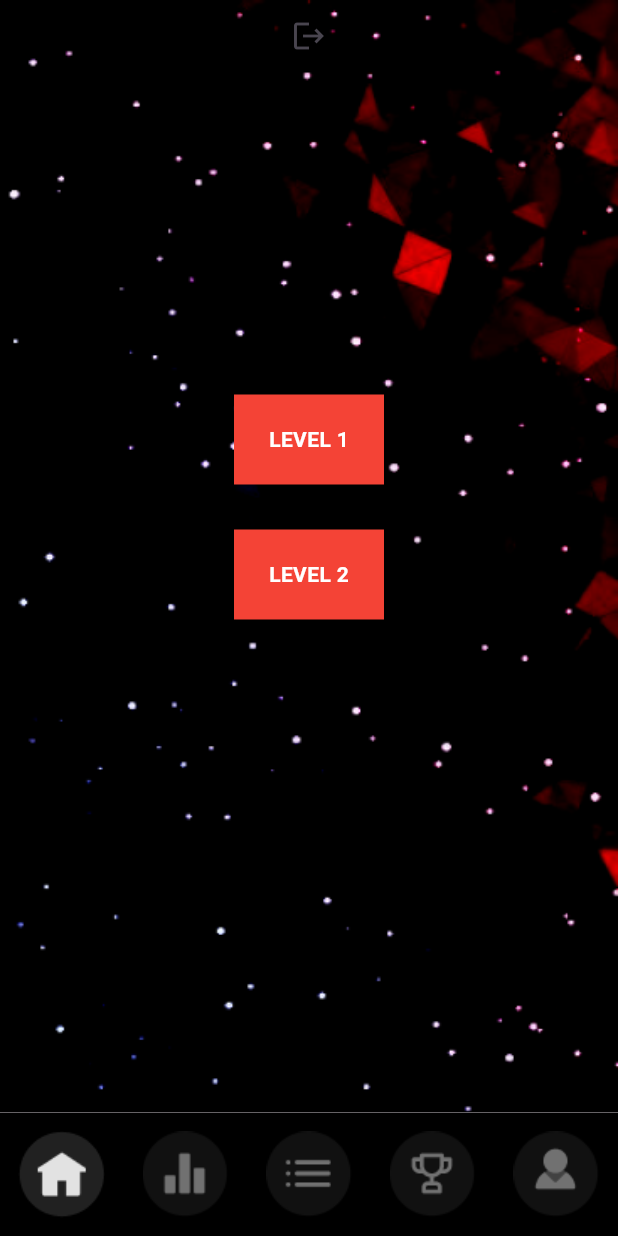
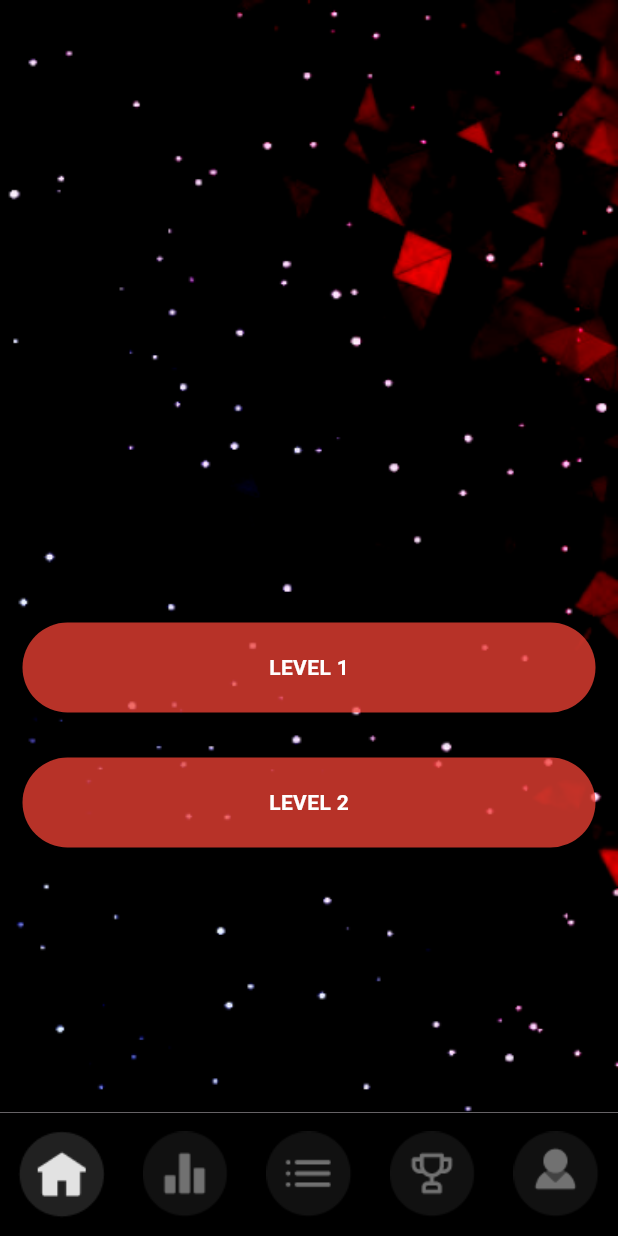
Before and after one commit to Amangupta0000/paradox2024_fronted, a Flutter app: the screen it shows after launch, on a phone screen of 412 x 824 dp. Run offline on Flutter 3.47's test engine with Material 3 defaults, Android fonts, the phone set to English and light mode, and no system bars; our stand-ins replace figma_squircle, firebase_auth, firebase_core, get, sign_in_button; accounts and stored records are empty.

Commit message:
Home Screen Changes

```diff
--- a/lib/bottomNavBar.dart
+++ b/lib/bottomNavBar.dart
@@ -1,9 +1,5 @@
-import 'package:firebase_auth/firebase_auth.dart';
 import 'package:flutter/material.dart';
-import 'package:get/get.dart';
 import 'package:paradox_2024/features/home/screens/home.dart';
-import 'package:paradox_2024/features/home/screens/question_card_widget.dart';
-import 'package:paradox_2024/features/home/timer_bar.dart';
 
 class BottomNavBAR extends StatefulWidget {
   const BottomNavBAR({super.key});
@@ -38,9 +34,9 @@ class _BottomNavBARState extends State<BottomNavBAR> {
     final height = MediaQuery.of(context).size.height;
     final width = MediaQuery.of(context).size.width;
     return Scaffold(
-      body: Stack(
+      body: const Stack(
         children: [
-          const Positioned.fill(
+          Positioned.fill(
             //
             child: Image(
               image: AssetImage('assets/bg.png'),
--- a/lib/features/home/screens/home.dart
+++ b/lib/features/home/screens/home.dart
@@ -4,6 +4,7 @@ import 'package:flutter/material.dart';
 import 'package:flutter/widgets.dart';
 import 'package:paradox_2024/features/home/screens/comingsoon.dart';
 import 'package:paradox_2024/features/home/screens/question_card_widget.dart';
+import 'package:figma_squircle/figma_squircle.dart';
 
 class HomeScreen extends StatelessWidget {
   const HomeScreen({super.key});
@@ -18,13 +19,7 @@ class HomeScreen extends StatelessWidget {
     return Column(
       mainAxisAlignment: MainAxisAlignment.center,
       children: [
-        Center(
-          child: IconButton(
-            onPressed: signOut,
-            icon: const Icon(Icons.logout),
-          ),
-        ),
-        const SizedBox(height: 200),
+        const SizedBox(height: 400),
         GestureDetector(
           onTap: () {
             Navigator.of(context)
@@ -32,8 +27,16 @@ class HomeScreen extends StatelessWidget {
           },
           child: Container(
             height: 60,
-            width: 100,
-            color: Colors.red,
+            width: 400,
+            decoration: ShapeDecoration(
+              color: Colors.red.withOpacity(0.75),
+              shape: SmoothRectangleBorder(
+                borderRadius: SmoothBorderRadius(
+                  cornerRadius: 30,
+                  cornerSmoothing: 1,
+                ),
+              ),
+            ),
             margin: const EdgeInsets.all(15),
             padding: const EdgeInsets.all(15),
             child: const Center(
@@ -54,8 +57,16 @@ class HomeScreen extends StatelessWidget {
           },
           child: Container(
             height: 60,
-            width: 100,
-            color: Colors.red,
+            width: 400,
+            decoration: ShapeDecoration(
+              color: Colors.red.withOpacity(0.75),
+              shape: SmoothRectangleBorder(
+                borderRadius: SmoothBorderRadius(
+                  cornerRadius: 30,
+                  cornerSmoothing: 1,
+                ),
+              ),
+            ),
             margin: const EdgeInsets.all(15),
             padding: const EdgeInsets.all(15),
             child: const Center(
@@ -68,7 +79,8 @@ class HomeScreen extends StatelessWidget {
               ),
             ),
           ),
-        )
+        ),
+
       ],
     );
   }
--- a/lib/main.dart
+++ b/lib/main.dart
@@ -24,7 +24,8 @@ class MyApp extends StatelessWidget {
       theme: ThemeData(
         useMaterial3: true,
       ),
-      home: BottomNavBAR(),
+      home: const BottomNavBAR(),
+
       // home: StreamBuilder(
       //   stream: FirebaseAuth.instance.authStateChanges(),
       //   builder: (BuildContext context, AsyncSnapshot<dynamic> snapshot) {
--- a/lib/sign_in_screen.dart
+++ b/lib/sign_in_screen.dart
@@ -22,7 +22,7 @@ class SignIn extends StatelessWidget {
     }
 
     return Stack(children: <Widget>[
-      Positioned.fill(
+      const Positioned.fill(
         //
         child: Image(
           image: AssetImage('assets/bg.png'),
@@ -39,7 +39,7 @@ class SignIn extends StatelessWidget {
             // icon: Icon(),
             Buttons.google,
             text: "GOOGLE",
-            padding: EdgeInsets.symmetric(horizontal: 100),
+            padding: const EdgeInsets.symmetric(horizontal: 100),
             onPressed: signInWithGoogle,
             shape: OutlineInputBorder(
               borderSide: const BorderSide(color: Colors.transparent),
--- a/pubspec.yaml
+++ b/pubspec.yaml
@@ -39,6 +39,7 @@ dependencies:
   sign_in_button: ^3.2.0
   firebase_auth: ^4.17.9
   get: ^4.6.6
+  figma_squircle: ^0.5.3
 
 dev_dependencies:
   flutter_test:
```
Also changed, not shown: pubspec.lock.
